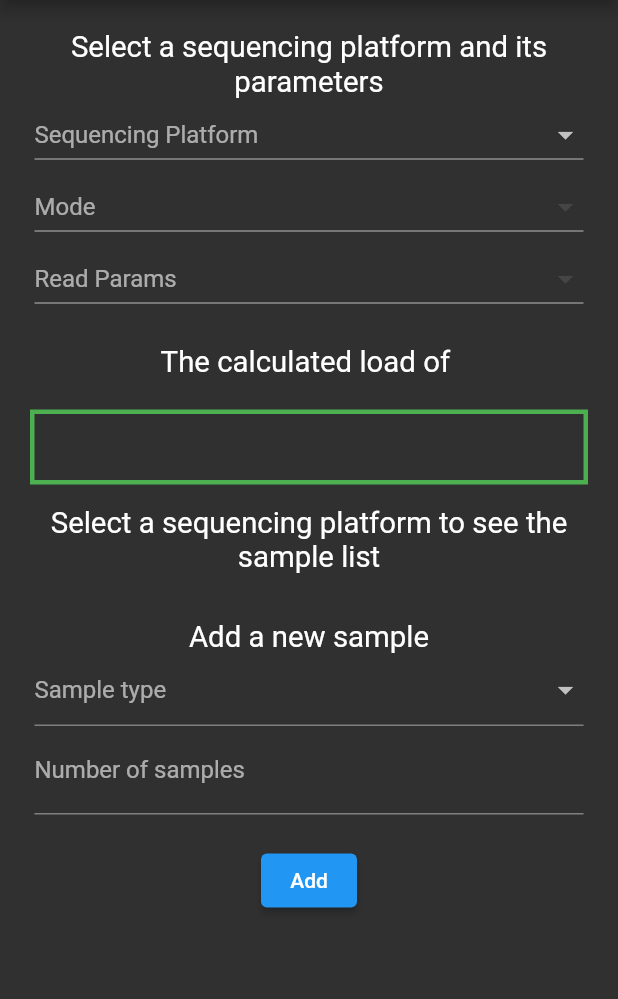
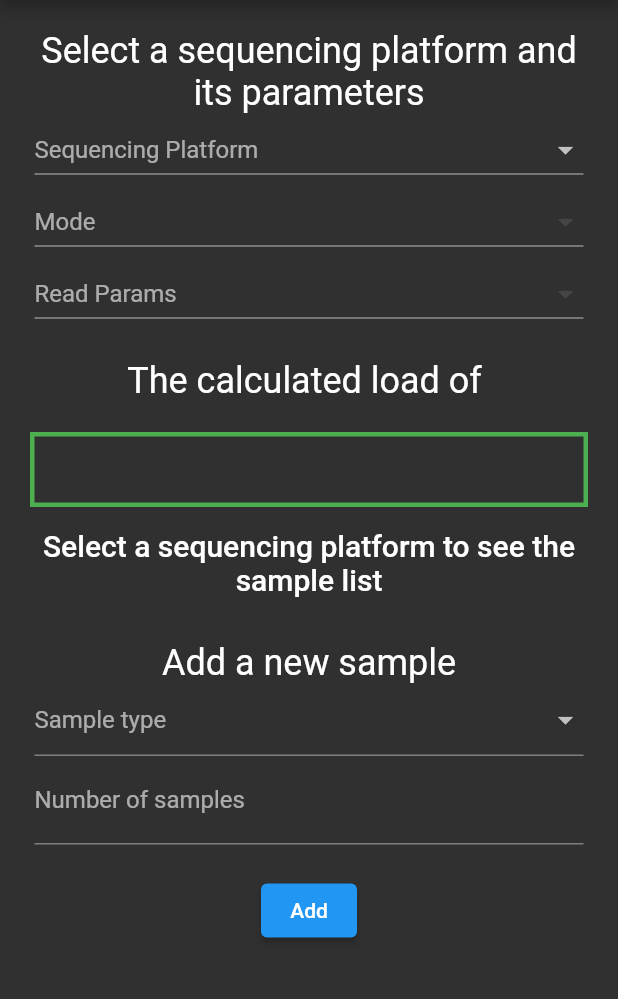
Before and after one commit to vogdb/ngs-run-calculator-flutter, a Flutter app: the screen it shows after launch, on a phone screen of 412 x 824 dp, the part 84-1083 px from its top. Run offline on Flutter 3.47's test engine with Material 2 defaults, Android fonts, the light colour scheme and no system bars.

Commit message:
Use headlines instead of fontSizeFactor for headers

```diff
--- a/lib/widgets/add_sample.dart
+++ b/lib/widgets/add_sample.dart
@@ -139,7 +139,7 @@ class _AddSampleState extends State<AddSample> {
               children: [
                 Text(
                   'Add a new sample',
-                  style: DefaultTextStyle.of(context).style.apply(fontSizeFactor: 1.4),
+                  style: Theme.of(context).textTheme.headline5,
                   textAlign: TextAlign.center,
                 ),
                 ResponsiveLayout(
--- a/lib/widgets/edit_sample.dart
+++ b/lib/widgets/edit_sample.dart
@@ -80,7 +80,7 @@ class _EditSampleState extends State<EditSample> {
             Text(
               'Edit a sample of ${sample.type}',
               textAlign: TextAlign.center,
-              style: DefaultTextStyle.of(context).style.apply(fontSizeFactor: 1.4),
+              style: Theme.of(context).textTheme.headline5,
             ),
             ResponsiveLayout(
                 wide: SingleChildScrollView(
--- a/lib/widgets/sample_list.dart
+++ b/lib/widgets/sample_list.dart
@@ -93,7 +93,7 @@ class _SampleListState extends State<SampleList> {
             alignment: Alignment.bottomCenter,
               child: Text(
             'Select a sequencing platform to see the sample list',
-            style: DefaultTextStyle.of(context).style.apply(fontSizeFactor: 1.4),
+            style: Theme.of(context).textTheme.headline6,
                 textAlign: TextAlign.center,
           )));
     }
--- a/lib/widgets/sample_load_bar.dart
+++ b/lib/widgets/sample_load_bar.dart
@@ -45,7 +45,7 @@ class SampleLoadBar extends StatelessWidget {
       Padding(
           padding: const EdgeInsets.only(top: 20, bottom: 20),
           child: Text('The calculated load of ${selectedSeqPlatform.params?.yield ?? ''}',
-              style: DefaultTextStyle.of(context).style.apply(fontSizeFactor: 1.4))),
+              style: Theme.of(context).textTheme.headline5,)),
       SizedBox(
           height: 50,
           child: DecoratedBox(
--- a/lib/widgets/seq_platform.dart
+++ b/lib/widgets/seq_platform.dart
@@ -96,7 +96,7 @@ class _SelectSeqPlatformState extends State<SelectSeqPlatform> {
     return Column(children: [
       Text(
         'Select a sequencing platform and its parameters',
-        style: DefaultTextStyle.of(context).style.apply(fontSizeFactor: 1.4),
+        style: Theme.of(context).textTheme.headline5,
         textAlign: TextAlign.center,
       ),
       ResponsiveLayout(
```
